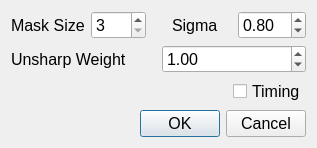
The window that hw3/SimplePaint/umaskdialog.ui (otakusaikou/2016-631-M8210) describes before a commit, drawn with Qt 5.
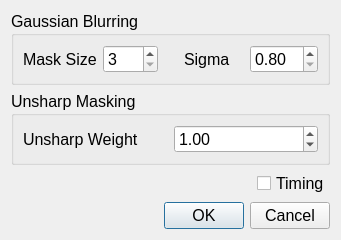
The same window after the commit.

```diff
--- a/hw3/SimplePaint/umaskdialog.ui
+++ b/hw3/SimplePaint/umaskdialog.ui
@@ -6,14 +6,92 @@
    <rect>
     <x>0</x>
     <y>0</y>
-    <width>317</width>
-    <height>144</height>
+    <width>341</width>
+    <height>232</height>
    </rect>
   </property>
   <property name="windowTitle">
    <string>Dialog</string>
   </property>
   <layout class="QGridLayout" name="gridLayout">
+   <item row="3" column="0">
+    <widget class="QDialogButtonBox" name="buttonBox">
+     <property name="font">
+      <font>
+       <pointsize>12</pointsize>
+      </font>
+     </property>
+     <property name="orientation">
+      <enum>Qt::Horizontal</enum>
+     </property>
+     <property name="standardButtons">
+      <set>QDialogButtonBox::Cancel|QDialogButtonBox::Ok</set>
+     </property>
+    </widget>
+   </item>
+   <item row="1" column="0">
+    <widget class="QGroupBox" name="unsharpGroupBox">
+     <property name="font">
+      <font>
+       <pointsize>12</pointsize>
+      </font>
+     </property>
+     <property name="title">
+      <string>Unsharp Masking</string>
+     </property>
+     <layout class="QGridLayout" name="gridLayout_3">
+      <item row="0" column="0">
+       <layout class="QHBoxLayout" name="horizontalLayout_5">
+        <item>
+         <widget class="QLabel" name="unsharpWeightLabel">
+          <property name="font">
+           <font>
+            <pointsize>12</pointsize>
+           </font>
+          </property>
+          <property name="text">
+           <string>Unsharp Weight</string>
+          </property>
+         </widget>
+        </item>
+        <item>
+         <widget class="QDoubleSpinBox" name="unsharpWeightDoubleSpinBox">
+          <property name="font">
+           <font>
+            <pointsize>12</pointsize>
+           </font>
+          </property>
+          <property name="minimum">
+           <double>0.000000000000000</double>
+          </property>
+          <property name="maximum">
+           <double>10.000000000000000</double>
+          </property>
+          <property name="singleStep">
+           <double>0.100000000000000</double>
+          </property>
+          <property name="value">
+           <double>1.000000000000000</double>
+          </property>
+         </widget>
+        </item>
+       </layout>
+      </item>
+     </layout>
+     <zorder>unsharpWeightLabel</zorder>
+    </widget>
+   </item>
+   <item row="0" column="0">
+    <widget class="QGroupBox" name="gaussianGroupBox">
+     <property name="font">
+      <font>
+       <pointsize>12</pointsize>
+      </font>
+     </property>
+     <property name="title">
+      <string>Gaussian Blurring</string>
+     </property>
+     <layout class="QGridLayout" name="gridLayout_2">
    <item row="0" column="0">
     <layout class="QHBoxLayout" name="horizontalLayout_3">
      <item>
@@ -84,51 +162,20 @@
            <pointsize>12</pointsize>
           </font>
          </property>
-         <property name="value">
-          <double>0.800000000000000</double>
-         </property>
-        </widget>
-       </item>
-      </layout>
-     </item>
-    </layout>
-   </item>
-   <item row="1" column="0">
-    <layout class="QHBoxLayout" name="horizontalLayout_5">
-     <item>
-      <widget class="QLabel" name="unsharpWeightLabel">
-       <property name="font">
-        <font>
-         <pointsize>12</pointsize>
-        </font>
-       </property>
-       <property name="text">
-        <string>Unsharp Weight</string>
-       </property>
-      </widget>
-     </item>
-     <item>
-      <widget class="QDoubleSpinBox" name="unsharpWeightDoubleSpinBox">
-       <property name="font">
-        <font>
-         <pointsize>12</pointsize>
-        </font>
-       </property>
        <property name="minimum">
-        <double>0.000000000000000</double>
-       </property>
-       <property name="maximum">
-        <double>10.000000000000000</double>
-       </property>
-       <property name="singleStep">
-        <double>0.100000000000000</double>
+             <double>0.800000000000000</double>
        </property>
        <property name="value">
-        <double>1.000000000000000</double>
+             <double>0.800000000000000</double>
        </property>
       </widget>
      </item>
     </layout>
+        </item>
+       </layout>
+      </item>
+     </layout>
+    </widget>
    </item>
    <item row="2" column="0">
     <layout class="QHBoxLayout" name="horizontalLayout_4">
@@ -159,21 +206,6 @@
      </item>
     </layout>
    </item>
-   <item row="3" column="0">
-    <widget class="QDialogButtonBox" name="buttonBox">
-     <property name="font">
-      <font>
-       <pointsize>12</pointsize>
-      </font>
-     </property>
-     <property name="orientation">
-      <enum>Qt::Horizontal</enum>
-     </property>
-     <property name="standardButtons">
-      <set>QDialogButtonBox::Cancel|QDialogButtonBox::Ok</set>
-     </property>
-    </widget>
-   </item>
   </layout>
  </widget>
  <resources/>
```
Left out of the diff: 12 changed lines with no effect on the pictures. Lines whose indentation alone changed are shown as unchanged.
